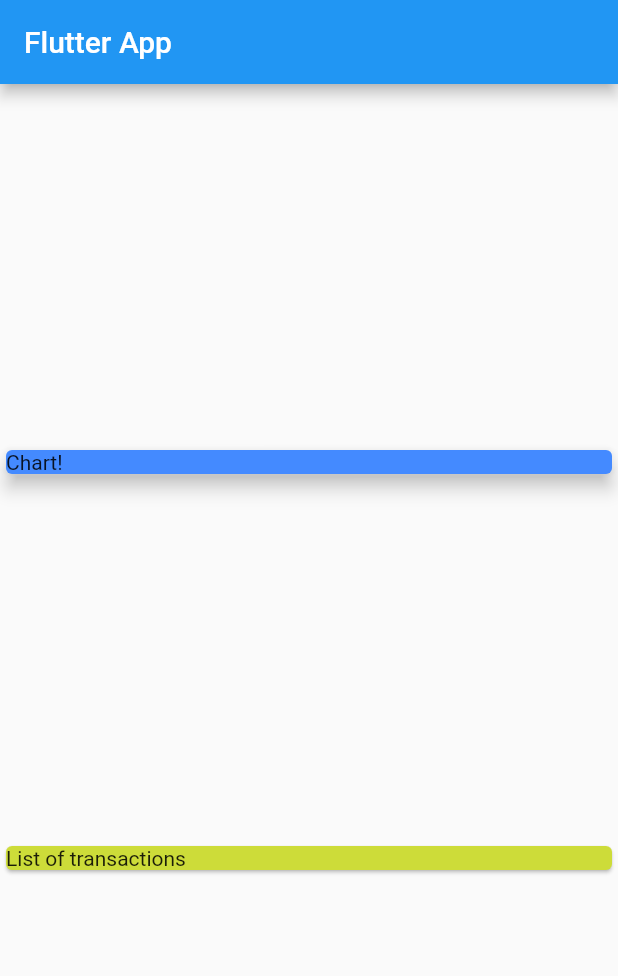
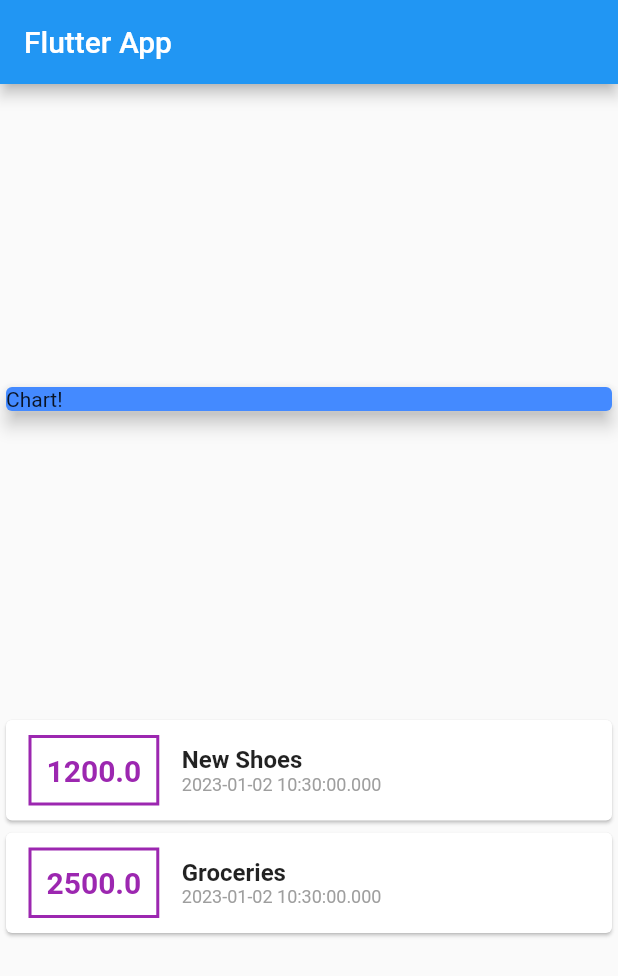
Before and after one commit to alinbabu2010/ExpensesApp, a Flutter app: the screen it shows after launch, on a phone screen of 412 x 824 dp. Shown: the top 976 px of the screen. Run offline on Flutter 3.47's test engine with Material 2 defaults, Android fonts, the phone set to English and light mode, and no system bars.

Commit message:
Add transaction card widget and dummy transaction data
Also refactor code based on changes

```diff
--- a/lib/main.dart
+++ b/lib/main.dart
@@ -1,3 +1,4 @@
+import 'package:expenses_app/transaction.dart';
 import 'package:flutter/material.dart';
 
 void main() {
@@ -10,7 +11,7 @@ class MyApp extends StatelessWidget {
   // This widget is the root of your application.
   @override
   Widget build(BuildContext context) {
-    return const MaterialApp(
+    return MaterialApp(
       title: 'Flutter App',
       home: MyHomePage(),
     );
@@ -18,7 +19,14 @@ class MyApp extends StatelessWidget {
 }
 
 class MyHomePage extends StatelessWidget {
-  const MyHomePage({Key? key}) : super(key: key);
+  final List<Transaction> transactions = [
+    Transaction(
+        id: 't1', title: "New Shoes", amount: 1200, date: DateTime.now()),
+    Transaction(
+        id: 't2', title: "Groceries", amount: 2500, date: DateTime.now()),
+  ];
+
+  MyHomePage({Key? key}) : super(key: key);
 
   @override
   Widget build(BuildContext context) {
@@ -38,9 +46,54 @@ class MyHomePage extends StatelessWidget {
                 child: Text("Chart!"),
               ),
             ),
-            const Card(
-              color: Colors.lime,
-              child: Text("List of transactions"),
+            Column(
+              children: transactions.map((transaction) {
+                return Card(
+                  child: Row(
+                    children: [
+                      Container(
+                        margin: const EdgeInsets.symmetric(
+                          vertical: 10,
+                          horizontal: 15,
+                        ),
+                        decoration: BoxDecoration(
+                            border: Border.all(
+                          color: Colors.purple,
+                          width: 2,
+                        )),
+                        padding: const EdgeInsets.all(10),
+                        child: Text(
+                          transaction.amount.toString(),
+                          style: const TextStyle(
+                              fontWeight: FontWeight.bold,
+                              fontSize: 20,
+                              color: Colors.purple),
+                        ),
+                      ),
+                      Column(
+                        crossAxisAlignment: CrossAxisAlignment.start,
+                        mainAxisAlignment: MainAxisAlignment.center,
+                        children: [
+                          Text(
+                            transaction.title,
+                            style: const TextStyle(
+                              fontWeight: FontWeight.bold,
+                              fontSize: 16,
+                            ),
+                          ),
+                          Text(
+                            transaction.date.toString(),
+                            style: const TextStyle(
+                              color: Colors.grey,
+                              fontSize: 12,
+                            ),
+                          )
+                        ],
+                      )
+                    ],
+                  ),
+                );
+              }).toList(),
             )
           ]),
     );
```
